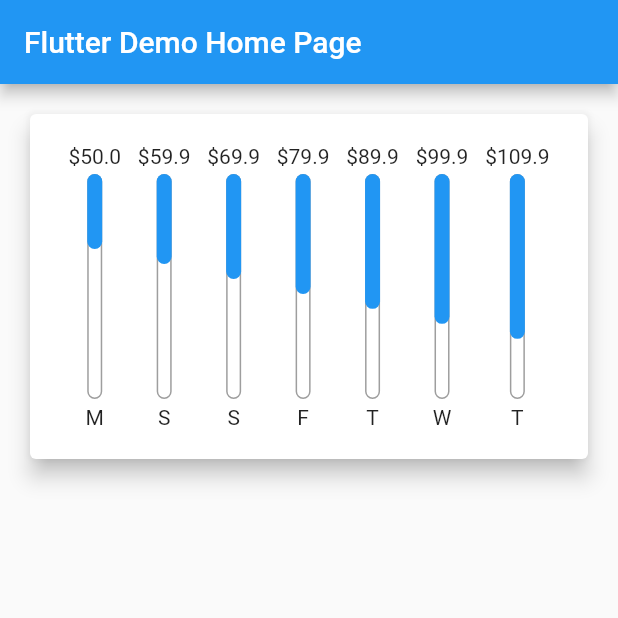
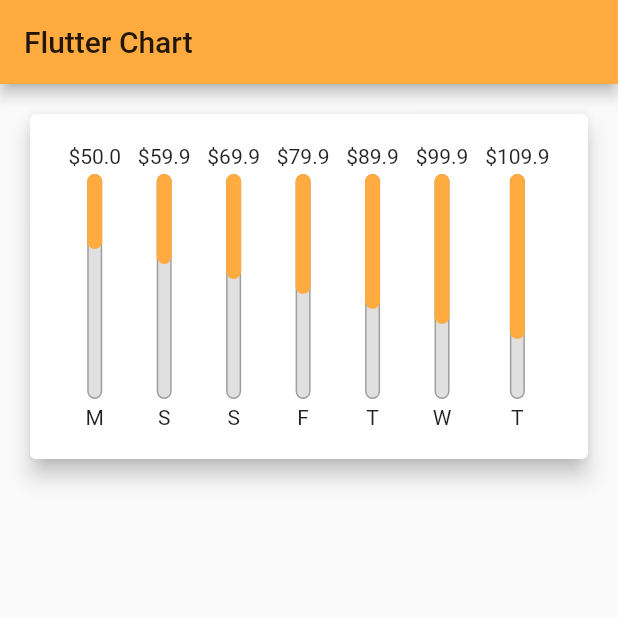
Before and after one commit to aelshamy/flutter_chart, a Flutter app: the screen it shows after launch, on a phone screen of 412 x 824 dp, the top half of it. Run offline on Flutter 3.47's test engine with Material 2 defaults, Android fonts, the phone set to English and light mode, and no system bars.

Commit message:
update colors

```diff
--- a/lib/chart.dart
+++ b/lib/chart.dart
@@ -36,7 +36,7 @@ class Chart extends StatelessWidget {
                         Container(
                           decoration: BoxDecoration(
                             border: Border.all(color: Colors.grey, width: 1),
-                            color: Colors.white12,
+                            color: Colors.grey.shade300,
                             borderRadius: BorderRadius.circular(20),
                           ),
                         ),
--- a/lib/main.dart
+++ b/lib/main.dart
@@ -8,11 +8,11 @@ class MyApp extends StatelessWidget {
   @override
   Widget build(BuildContext context) {
     return MaterialApp(
-      title: 'Flutter Demo',
+      title: 'Flutter Chart',
       theme: ThemeData(
-        primarySwatch: Colors.blue,
+        primaryColor: Colors.orangeAccent,
       ),
-      home: MyHomePage(title: 'Flutter Demo Home Page'),
+      home: MyHomePage(title: 'Flutter Chart'),
     );
   }
 }
```
